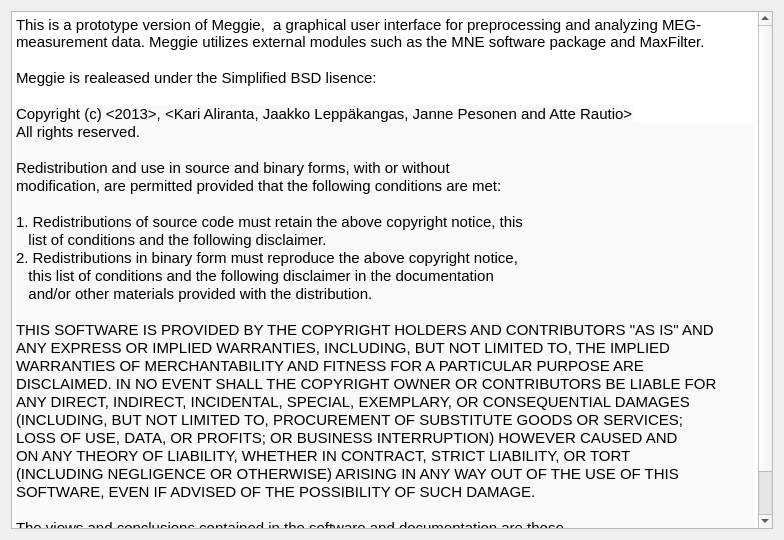
Above: meggie/ui/qt4Designer_ui_files/About.ui from cibr-jyu/meggie before the change. Below: the same form after it.
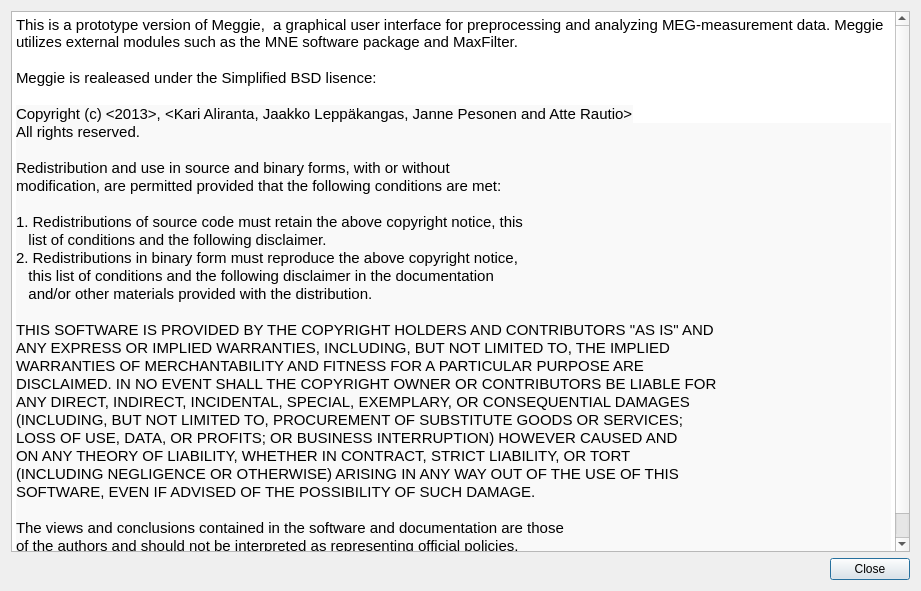
That is the form after the change.

Commit message: Added close button on about dialog.

Diff of the .ui file:
```diff
--- a/meggie/ui/qt4Designer_ui_files/About.ui
+++ b/meggie/ui/qt4Designer_ui_files/About.ui
@@ -6,15 +6,15 @@
    <rect>
     <x>0</x>
     <y>0</y>
-    <width>784</width>
-    <height>540</height>
+    <width>921</width>
+    <height>591</height>
    </rect>
   </property>
   <property name="windowTitle">
    <string>Meggie - About</string>
   </property>
   <layout class="QGridLayout" name="gridLayout">
-   <item row="0" column="0">
+   <item row="1" column="0">
     <widget class="QTextBrowser" name="textBrowser">
      <property name="html">
       <string>&lt;!DOCTYPE HTML PUBLIC &quot;-//W3C//DTD HTML 4.0//EN&quot; &quot;http://www.w3.org/TR/REC-html40/strict.dtd&quot;&gt;
@@ -54,6 +54,30 @@
      </property>
     </widget>
    </item>
+   <item row="2" column="0">
+    <layout class="QHBoxLayout" name="horizontalLayout_2">
+     <item>
+      <spacer name="horizontalSpacer">
+       <property name="orientation">
+        <enum>Qt::Horizontal</enum>
+       </property>
+       <property name="sizeHint" stdset="0">
+        <size>
+         <width>40</width>
+         <height>20</height>
+        </size>
+       </property>
+      </spacer>
+     </item>
+     <item>
+      <widget class="QPushButton" name="pushButtonClose">
+       <property name="text">
+        <string>Close</string>
+       </property>
+      </widget>
+     </item>
+    </layout>
+   </item>
   </layout>
  </widget>
  <resources/>
```
The commit also changes 2 other files.
